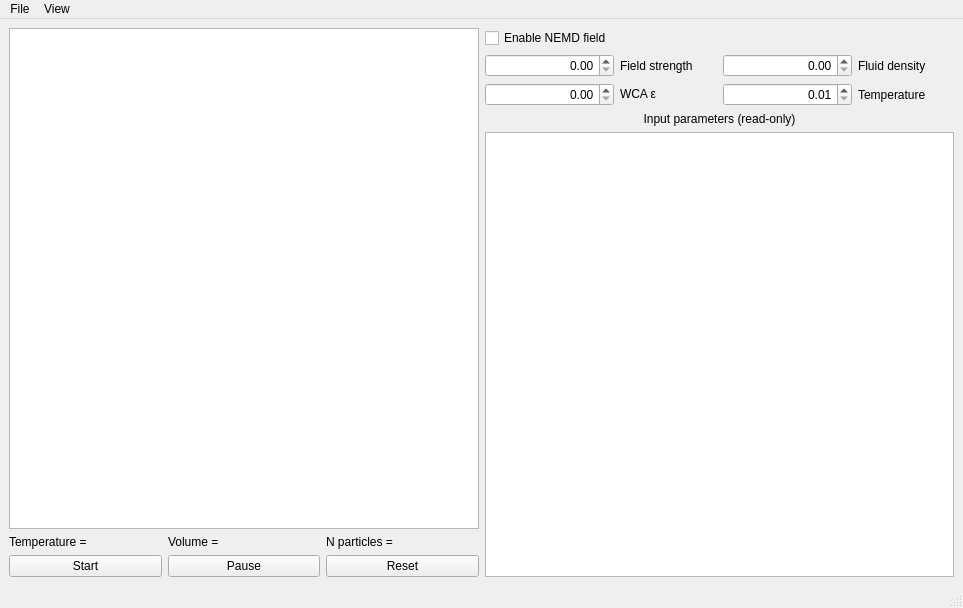
Above: GUI-resources/mainwindow.ui from CTCMS-UQ/QtNEMD before the change. Below: the same form after it.
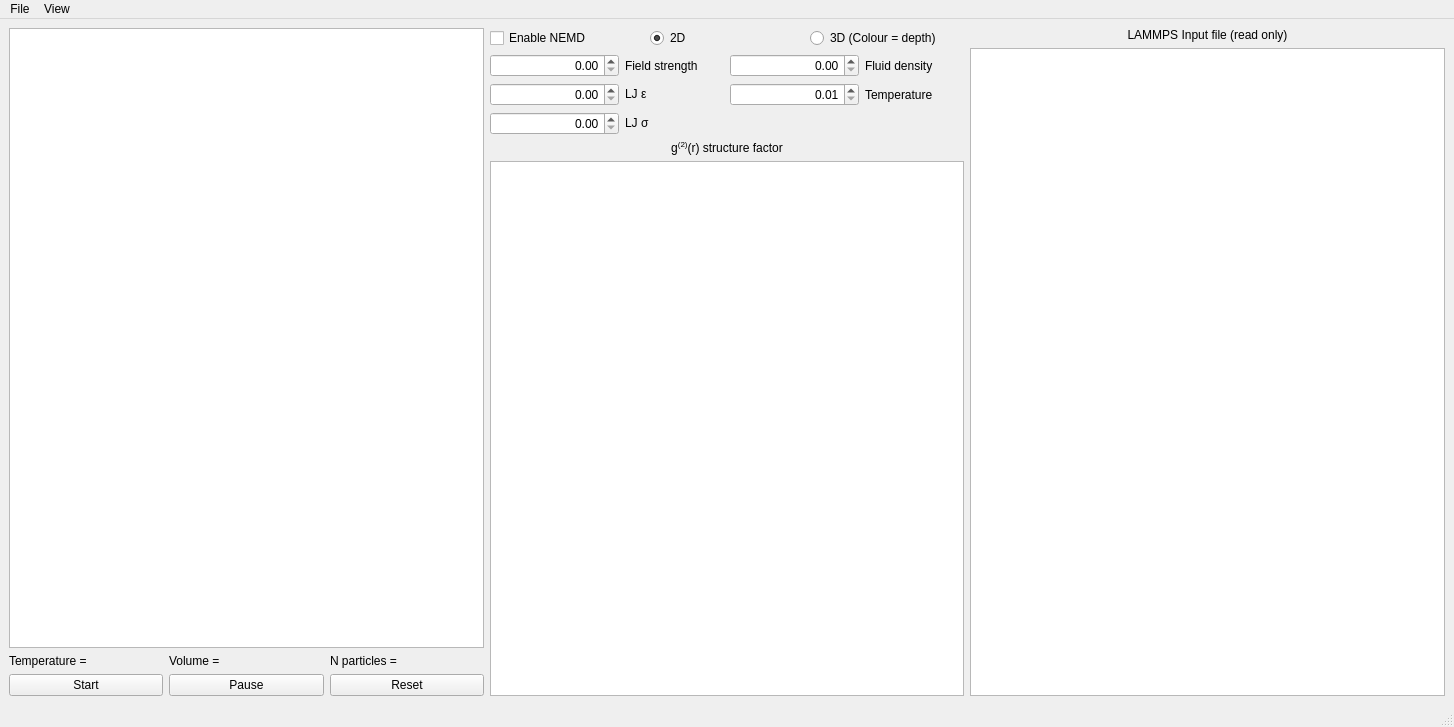
That is the form after the change. Custom widgets are drawn as their Qt base class.

Commit message: Added window to plot g(2) structure factor (RDF) in real-time.

```diff
--- a/GUI-resources/mainwindow.ui
+++ b/GUI-resources/mainwindow.ui
@@ -7,8 +7,8 @@
    <rect>
     <x>0</x>
     <y>0</y>
-    <width>963</width>
-    <height>608</height>
+    <width>1454</width>
+    <height>727</height>
    </rect>
   </property>
   <property name="sizePolicy">
@@ -82,17 +82,38 @@
     <item>
      <layout class="QVBoxLayout" name="verticalLayout">
       <item>
-       <widget class="QCheckBox" name="nemd_checkbox">
-        <property name="sizePolicy">
-         <sizepolicy hsizetype="Minimum" vsizetype="Fixed">
-          <horstretch>0</horstretch>
-          <verstretch>0</verstretch>
-         </sizepolicy>
-        </property>
-        <property name="text">
-         <string>Enable NEMD field</string>
-        </property>
-       </widget>
+       <layout class="QHBoxLayout" name="horizontalLayout_6">
+        <item>
+         <widget class="QCheckBox" name="nemd_checkbox">
+          <property name="text">
+           <string>Enable NEMD</string>
+          </property>
+         </widget>
+        </item>
+        <item>
+         <widget class="QRadioButton" name="twod_button">
+          <property name="text">
+           <string>2D</string>
+          </property>
+          <property name="checked">
+           <bool>true</bool>
+          </property>
+          <attribute name="buttonGroup">
+           <string notr="true">dimensionButtonGroup</string>
+          </attribute>
+         </widget>
+        </item>
+        <item>
+         <widget class="QRadioButton" name="threed_button">
+          <property name="text">
+           <string>3D (Colour = depth)</string>
+          </property>
+          <attribute name="buttonGroup">
+           <string notr="true">dimensionButtonGroup</string>
+          </attribute>
+         </widget>
+        </item>
+       </layout>
       </item>
       <item>
        <layout class="QHBoxLayout" name="horizontalLayout_4">
@@ -179,7 +200,27 @@
           <item row="1" column="1">
            <widget class="QLabel" name="lj_label">
             <property name="text">
-             <string>&lt;html&gt;&lt;head/&gt;&lt;body&gt;&lt;p&gt;WCA ε&lt;/p&gt;&lt;/body&gt;&lt;/html&gt;</string>
+             <string>&lt;html&gt;&lt;head/&gt;&lt;body&gt;&lt;p&gt;LJ ε&lt;/p&gt;&lt;/body&gt;&lt;/html&gt;</string>
+            </property>
+           </widget>
+          </item>
+          <item row="2" column="0">
+           <widget class="QDoubleSpinBox" name="lj_sigma_spinbox">
+            <property name="minimumSize">
+             <size>
+              <width>129</width>
+              <height>0</height>
+             </size>
+            </property>
+            <property name="alignment">
+             <set>Qt::AlignRight|Qt::AlignTrailing|Qt::AlignVCenter</set>
+            </property>
+           </widget>
+          </item>
+          <item row="2" column="1">
+           <widget class="QLabel" name="lj_sigma_label">
+            <property name="text">
+             <string>&lt;html&gt;&lt;head/&gt;&lt;body&gt;&lt;p&gt;LJ σ&lt;/p&gt;&lt;/body&gt;&lt;/html&gt;</string>
             </property>
            </widget>
           </item>
@@ -262,9 +303,26 @@
        </layout>
       </item>
       <item>
+       <widget class="QLabel" name="label">
+        <property name="text">
+         <string>&lt;html&gt;&lt;head/&gt;&lt;body&gt;&lt;p&gt;g&lt;span style=&quot; vertical-align:super;&quot;&gt;(2)&lt;/span&gt;(r) structure factor&lt;/p&gt;&lt;/body&gt;&lt;/html&gt;</string>
+        </property>
+        <property name="alignment">
+         <set>Qt::AlignCenter</set>
+        </property>
+       </widget>
+      </item>
+      <item>
+       <widget class="PlotWidget" name="g2_window"/>
+      </item>
+     </layout>
+    </item>
+    <item>
+     <layout class="QVBoxLayout" name="verticalLayout_3">
+      <item>
        <widget class="QLabel" name="textbrowser_label">
         <property name="text">
-         <string>Input parameters (read-only)</string>
+         <string>LAMMPS Input file (read only)</string>
         </property>
         <property name="alignment">
          <set>Qt::AlignCenter</set>
@@ -299,7 +357,7 @@
     <rect>
      <x>0</x>
      <y>0</y>
-     <width>963</width>
+     <width>1454</width>
      <height>29</height>
     </rect>
    </property>
```
Left out of the diff: 9 changed lines with no effect on the pictures. The commit also changes 3 other files.
